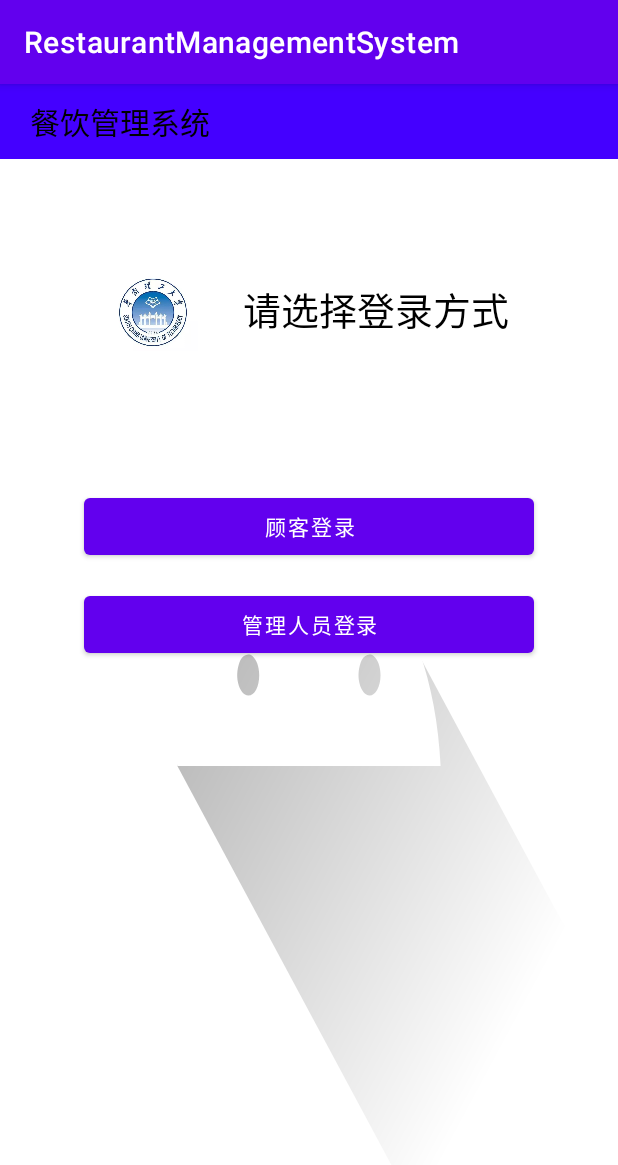
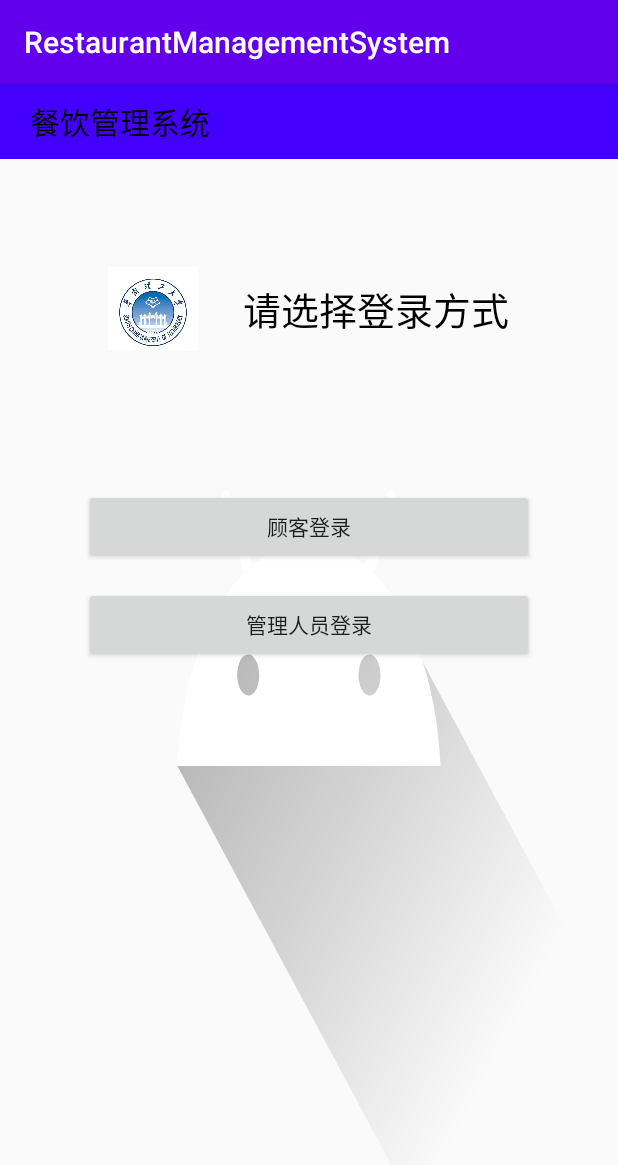
Before and after one commit to xj120/restaurant-management-system, an Android app: the screen it shows after launch (MainActivity), on a phone screen of 412 x 824 dp. Shown: the top 1165 px of the screen. Run offline under Robolectric (Android 15) with nearby library versions, the phone set to English and light mode, and no system bars.

Commit message:
lyp test

```diff
--- a/app/src/main/res/values/colors.xml
+++ b/app/src/main/res/values/colors.xml
@@ -7,4 +7,6 @@
     <color name="teal_700">#FF018786</color>
     <color name="black">#FF000000</color>
     <color name="white">#FFFFFFFF</color>
+    <color name="yellow">#FFFFCC00</color>
+    <color name="dark_yellow">#FFFEAF00</color>
 </resources>
--- a/app/src/main/res/values/themes.xml
+++ b/app/src/main/res/values/themes.xml
@@ -1,6 +1,6 @@
 <resources xmlns:tools="http://schemas.android.com/tools">
     <!-- Base application theme. -->
-    <style name="Theme.RestaurantManagementSystem" parent="Theme.MaterialComponents.DayNight.DarkActionBar">
+    <style name="Theme.RestaurantManagementSystem" parent="Theme.MaterialComponents.DayNight.DarkActionBar.Bridge">
         <!-- Primary brand color. -->
         <item name="colorPrimary">@color/purple_500</item>
         <item name="colorPrimaryVariant">@color/purple_700</item>
```
